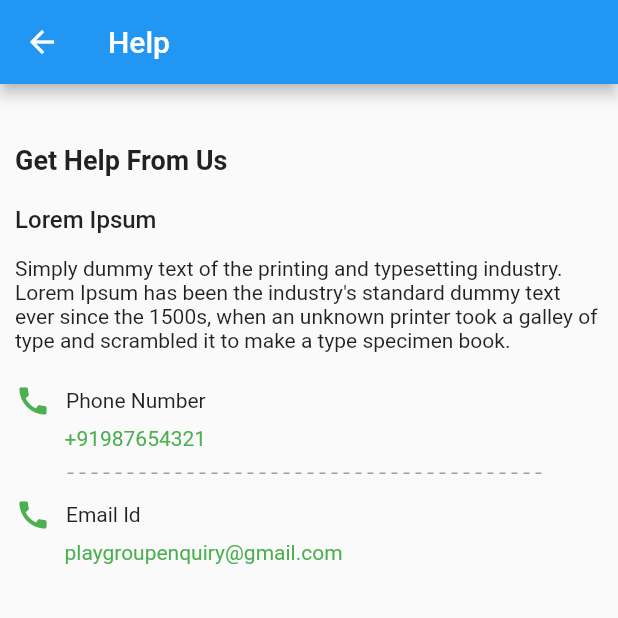
After one commit to pranavskeintech/Playgroup, a Flutter app: the Help screen opened directly, on a phone screen of 412 x 824 dp, the top half of it. The commit adds this screen. Run offline on Flutter 3.47's test engine with Material 2 defaults, Android fonts, the light colour scheme and no system bars; drawn by our look-alikes of dotted_line; our stand-ins replace animated_bottom_navigation_bar, audioplayers, badges, chips_choice_null_safety, connectivity_plus, dio and 24 more; missing offline and left inert: country_calling_code_picker, dart_emoji, dropdown_plus, ext_storage, flutter_awesome_alert_box, flutter_facebook_auth and 3 more; accounts and stored records are empty; generated files the repository leaves out were written again; network calls fail.

```diff
--- a/lib/Screens/Comments.dart
+++ b/lib/Screens/Comments.dart
@@ -828,6 +828,10 @@ class _CommentsContentState extends State<CommentsContent>
                                         contentPadding: const EdgeInsets.only(
                                           bottom: 15.0,
                                         ),
+                                enabledBorder: OutlineInputBorder(
+                                    borderSide: BorderSide(
+                                        color: Strings.textFeildBg, width: 0),
+                                    borderRadius: BorderRadius.circular(40)),
                                         hintText: "Type your Comment...",
                                         hintStyle: TextStyle(
                                             color: Colors.black54,
--- /dev/null
+++ b/lib/Screens/help.dart
@@ -0,0 +1,112 @@
+import 'package:flutter/material.dart';
+import 'package:dotted_line/dotted_line.dart';
+class Help extends StatefulWidget {
+  const Help({Key? key}) : super(key: key);
+
+  @override
+  State<Help> createState() => _HelpState();
+}
+
+class _HelpState extends State<Help> {
+  @override
+  Widget build(BuildContext context) {
+    return SafeArea(
+        child: Scaffold(
+      appBar: AppBar(
+        leading: IconButton(
+          icon: const Icon(Icons.arrow_back, color: Colors.white),
+          onPressed: () => Navigator.of(context).pop(),
+        ),
+        title: const Text("Help"),
+      ),
+      body: SingleChildScrollView(
+        child: Container(
+          margin: const EdgeInsets.only(left: 10, right: 10),
+          child: Column(
+            crossAxisAlignment: CrossAxisAlignment.start,
+            children: [
+              Container(
+                  margin: const EdgeInsets.only(top: 40, bottom: 20),
+                  child: Text(
+                    "Get Help From Us",
+                    style:
+                        TextStyle(fontSize: 18.0, fontWeight: FontWeight.bold),
+                  )),
+              Text(
+                "Lorem Ipsum",
+                style: TextStyle(fontSize: 16.0, fontWeight: FontWeight.w500),
+              ),
+              SizedBox(
+                height: 15,
+              ),
+              const Text(
+                  "Simply dummy text of the printing and typesetting industry. Lorem Ipsum has been the industry's standard dummy text ever since the 1500s, when an unknown printer took a galley of type and scrambled it to make a type specimen book."),
+              SizedBox(
+                height: 20,
+              ),
+              Row(
+                children: [
+                  Icon(
+                    Icons.call,
+                    color: Colors.green,
+                  ),
+                  SizedBox(
+                    width: 10,
+                  ),
+                  const Text("Phone Number"),
+                ],
+              ),
+              SizedBox(
+                height: 5,
+              ),
+              Row(
+                children: [
+                  SizedBox(
+                    width: 33,
+                  ),
+                  const Text("+91987654321",style: TextStyle(color: Colors.green),),
+                ],
+              ),
+              SizedBox(
+                height: 15,
+              ),
+              Padding(
+                padding: const EdgeInsets.only(left: 35,right: 35),
+                child: DottedLine(dashColor: Colors.grey,),
+              ),
+              SizedBox(
+                height: 15,
+              ),
+              Row(
+                children: [
+                  Icon(
+                    Icons.call,
+                    color: Colors.green,
+                  ),
+                  SizedBox(
+                    width: 10,
+                  ),
+                  const Text("Email Id"),
+                ],
+              ),
+              SizedBox(
+                height: 5,
+              ),
+              Row(
+                children: [
+                  SizedBox(
+                    width: 33,
+                  ),
+                  const Text("playgroupenquiry@gmail.com",style: TextStyle(color: Colors.green),),
+                ],
+              ),
+              SizedBox(
+                height: 20,
+              ),
+              ],
+          ),
+        ),
+      ),
+    ));
+  }
+}
--- a/pubspec.yaml
+++ b/pubspec.yaml
@@ -108,6 +108,7 @@ dev_dependencies:
   scrollable_positioned_list: ^0.2.3
   socket_io_client: ^2.0.0-beta.4-nullsafety.0
   flutter_slidable: ^1.3.0
+  dotted_line: ^3.1.0
 
 
 
```
Also changed, not shown: lib/Screens/AccountSettings.dart (added, +51 -0 lines), lib/Screens/ChildProfile.dart (+15 -10 lines), lib/Screens/FAQ.dart (added, +89 -0 lines), lib/Screens/GroupInfo.dart (+22 -9 lines), lib/Screens/HomeScreen.dart (+33 -15 lines), lib/Screens/SignupEmailScreen.dart (+7 -5 lines), lib/Screens/groupParticipants.dart (+4 -6 lines), lib/Screens/termsandconditions.dart (added, +52 -0 lines).
